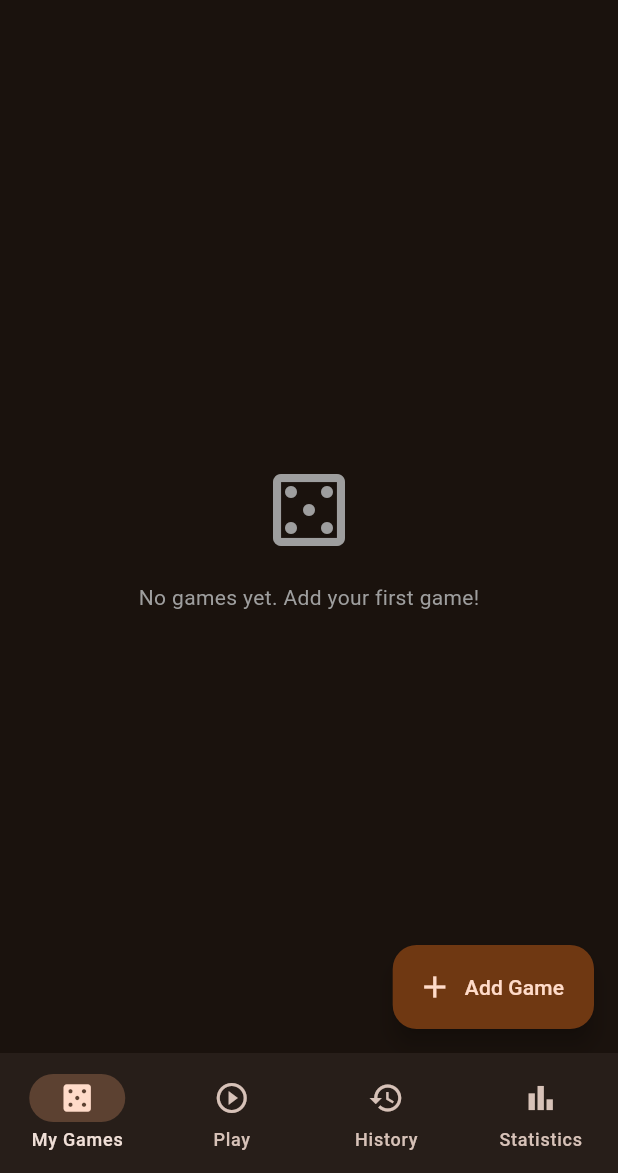
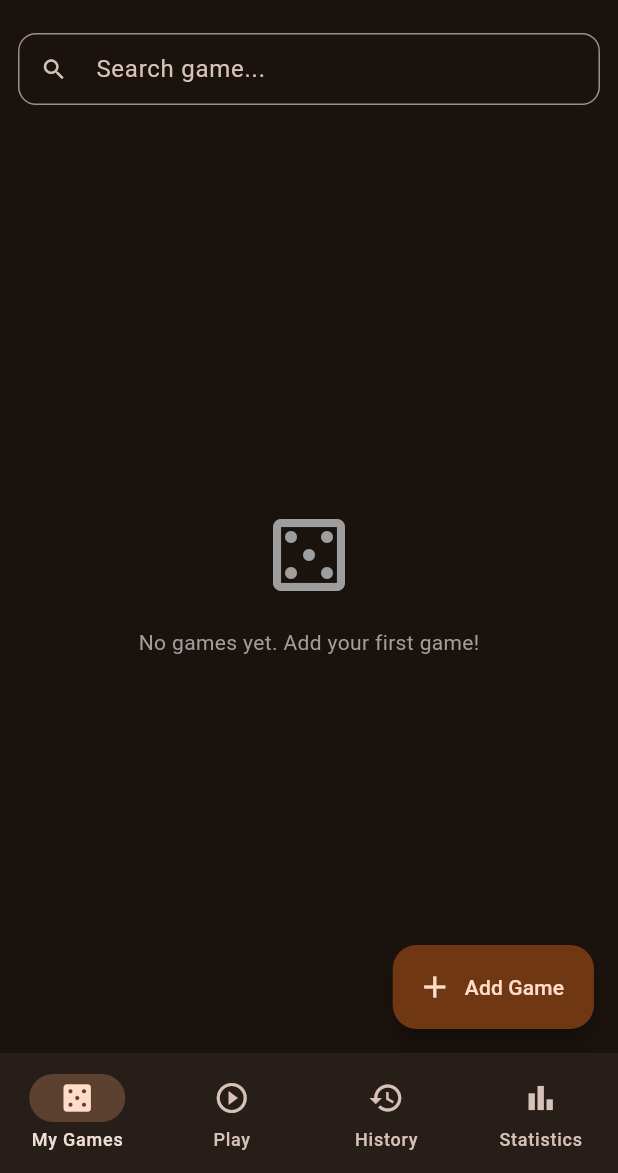
Before and after one commit to Kovali0/BoardGameApp, a Flutter app: the screen it shows after launch, on a phone screen of 412 x 824 dp, the part 63-1236 px from its top. Run offline on Flutter 3.47's test engine with Material 3 defaults, Android fonts, the light colour scheme and no system bars; our stand-ins replace sqflite; accounts and stored records are empty.

Commit message:
feat: add search for games in collection view

```diff
--- a/lib/screens/catalog/catalog_screen.dart
+++ b/lib/screens/catalog/catalog_screen.dart
@@ -75,6 +75,14 @@ class CatalogScreen extends StatefulWidget {
 
 class _CatalogScreenState extends State<CatalogScreen> {
   _Filters _filters = const _Filters();
+  final _searchController = TextEditingController();
+  String _searchQuery = '';
+
+  @override
+  void dispose() {
+    _searchController.dispose();
+    super.dispose();
+  }
 
   void _showFilterSheet(BuildContext context, List<BoardGame> games) {
     showModalBottomSheet(
@@ -121,7 +129,35 @@ class _CatalogScreenState extends State<CatalogScreen> {
           ),
         ],
       ),
-      body: Consumer<GameProvider>(
+      body: Column(
+        children: [
+          Padding(
+            padding: const EdgeInsets.fromLTRB(12, 8, 12, 4),
+            child: TextField(
+              controller: _searchController,
+              decoration: InputDecoration(
+                hintText: 'Search game...',
+                prefixIcon: const Icon(Icons.search),
+                suffixIcon: _searchQuery.isNotEmpty
+                    ? IconButton(
+                        icon: const Icon(Icons.clear),
+                        onPressed: () {
+                          _searchController.clear();
+                          setState(() => _searchQuery = '');
+                        },
+                      )
+                    : null,
+                isDense: true,
+                border: OutlineInputBorder(
+                  borderRadius: BorderRadius.circular(12),
+                ),
+                contentPadding: const EdgeInsets.symmetric(vertical: 10),
+              ),
+              onChanged: (v) => setState(() => _searchQuery = v.trim()),
+            ),
+          ),
+          Expanded(
+            child: Consumer<GameProvider>(
         builder: (context, provider, _) {
           if (provider.games.isEmpty) {
             return const Center(
@@ -137,8 +173,12 @@ class _CatalogScreenState extends State<CatalogScreen> {
             );
           }
 
-          final filtered =
-              provider.games.where(_filters.matches).toList();
+          final q = _searchQuery.toLowerCase();
+          final filtered = provider.games.where((g) {
+            if (!_filters.matches(g)) return false;
+            if (q.isNotEmpty && !g.name.toLowerCase().contains(q)) return false;
+            return true;
+          }).toList();
 
           if (filtered.isEmpty) {
             return Center(
@@ -148,13 +188,16 @@ class _CatalogScreenState extends State<CatalogScreen> {
                   const Icon(Icons.filter_list_off,
                       size: 64, color: Colors.grey),
                   const SizedBox(height: 16),
-                  const Text('No games match your filters.',
+                  const Text('No games match your search or filters.',
                       style: TextStyle(color: Colors.grey)),
                   const SizedBox(height: 8),
                   TextButton(
-                    onPressed: () =>
-                        setState(() => _filters = const _Filters()),
-                    child: const Text('Clear filters'),
+                    onPressed: () => setState(() {
+                      _filters = const _Filters();
+                      _searchQuery = '';
+                      _searchController.clear();
+                    }),
+                    child: const Text('Clear search & filters'),
                   ),
                 ],
               ),
@@ -168,6 +211,9 @@ class _CatalogScreenState extends State<CatalogScreen> {
                 _GameCard(game: filtered[index]),
           );
         },
+            ),
+          ),
+        ],
       ),
       floatingActionButton: FloatingActionButton.extended(
         onPressed: () => Navigator.push(
```
